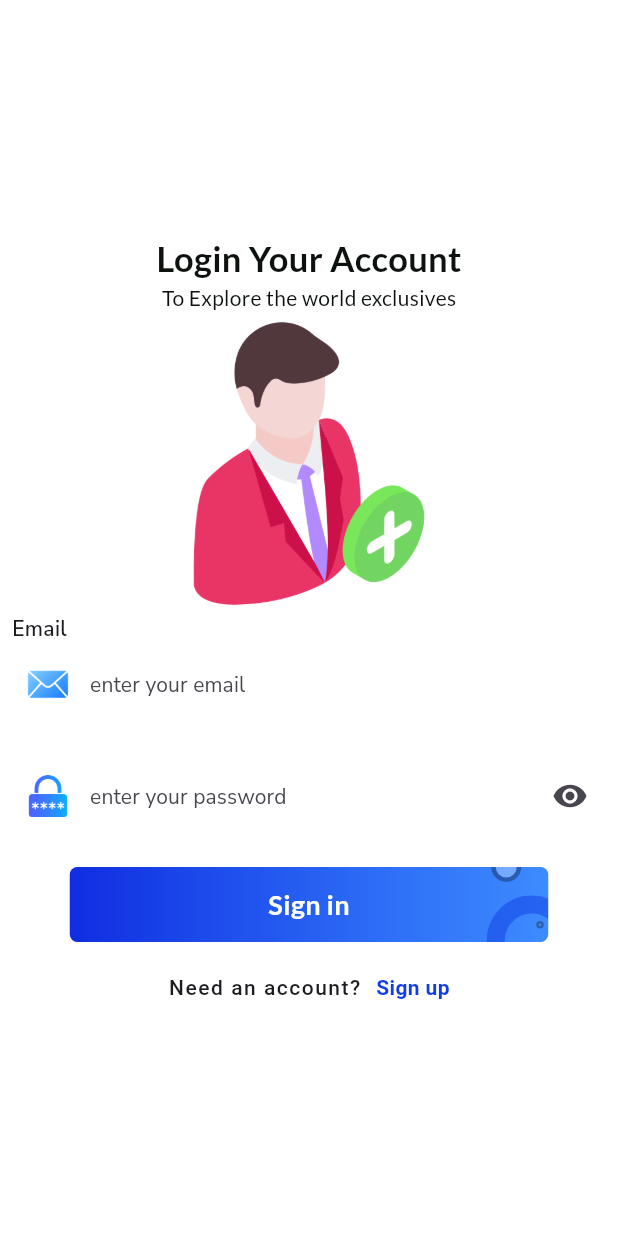
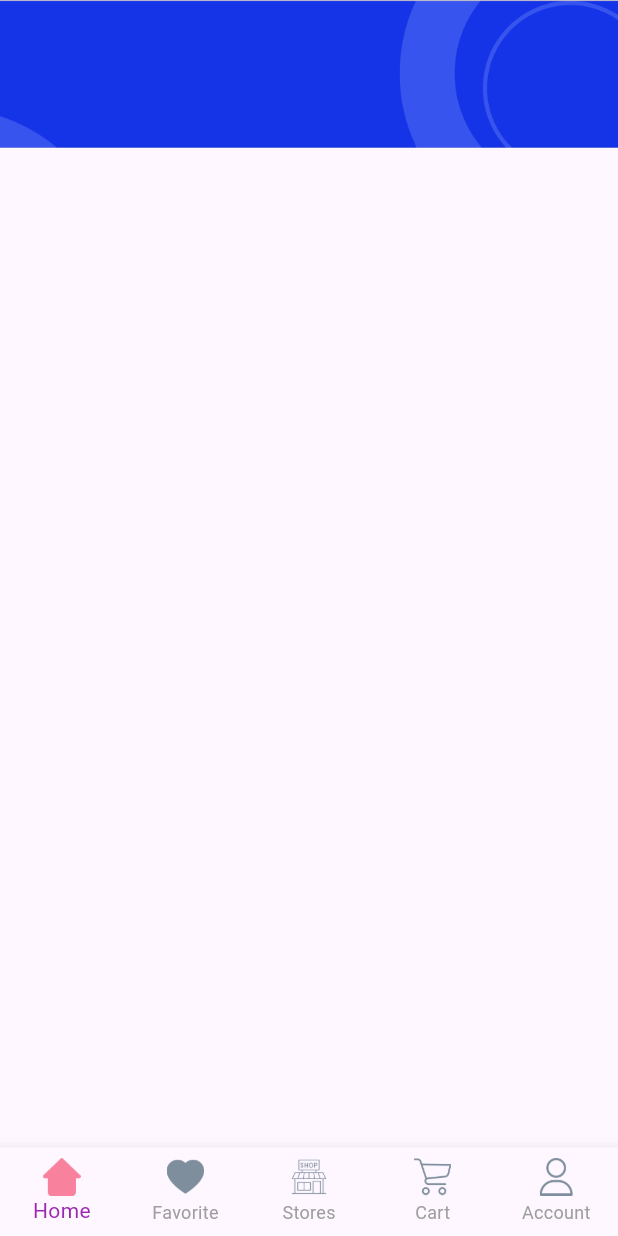
Before and after one commit to FuanjiaRyan/My-Store-App, a Flutter app: the screen it shows after launch, on a phone screen of 412 x 824 dp. Run offline on Flutter 3.47's test engine with Material 3 defaults, Android fonts, the phone set to English and light mode, and no system bars; our stand-ins replace cloud_firestore, firebase_auth, firebase_core, google_fonts; accounts and stored records are empty.

Commit message:
created new pages

```diff
--- a/lib/main.dart
+++ b/lib/main.dart
@@ -1,7 +1,11 @@
 import 'package:firebase_core/firebase_core.dart';
 import 'package:flutter/material.dart';
+import 'package:flutter/services.dart';
 import 'package:ryan_store_app/views/screens/authentication_screens/login_screen.dart';
+import 'package:ryan_store_app/views/screens/authentication_screens/register_screen.dart';
 import 'dart:io';
+
+import 'package:ryan_store_app/views/screens/main_screen.dart';
 
 Future<void> main() async {
   WidgetsFlutterBinding.ensureInitialized();
@@ -50,6 +54,7 @@ class MyApp extends StatelessWidget {
   // This widget is the root of your application.
   @override
   Widget build(BuildContext context) {
+    SystemChrome.setSystemUIOverlayStyle(const SystemUiOverlayStyle(statusBarColor: Colors.blueAccent));
     return MaterialApp(
       debugShowCheckedModeBanner: false,
       title: 'Flutter Demo',
@@ -71,7 +76,7 @@ class MyApp extends StatelessWidget {
         // tested with just a hot reload.
         colorScheme: ColorScheme.fromSeed(seedColor: Colors.deepPurple),
       ),
-      home: LoginScreen(),
+      home: MainScreen(),
     );
   }
 }
--- a/lib/views/screens/main_screen.dart
+++ b/lib/views/screens/main_screen.dart
@@ -1,12 +1,38 @@
 import 'package:flutter/material.dart';
+import 'package:ryan_store_app/views/screens/nav_screens/account_screen.dart';
+import 'package:ryan_store_app/views/screens/nav_screens/cart_screen.dart';
+import 'package:ryan_store_app/views/screens/nav_screens/favorite_screen.dart';
+import 'package:ryan_store_app/views/screens/nav_screens/home_screen.dart';
+import 'package:ryan_store_app/views/screens/nav_screens/stores_screen.dart';
 
-class MainScreen extends StatelessWidget {
-  const MainScreen({super.key});
+class MainScreen extends StatefulWidget {
+
+  @override
+  State<MainScreen> createState() => _MainScreenState();
+}
+
+class _MainScreenState extends State<MainScreen> {
+  int _pageIndex = 0;
+  final List<Widget> _pages = [
+    HomeScreen(),
+    FavoriteScreen(),
+    StoresScreen(),
+    CartScreen(),
+    AccountScreen(),
+  ];
 
   @override
   Widget build(BuildContext context) {
     return Scaffold(
       bottomNavigationBar: BottomNavigationBar(
+        selectedItemColor: Colors.purple,
+        unselectedItemColor: Colors.grey,
+        currentIndex: _pageIndex,
+        onTap: (value) {
+          setState(() {
+            _pageIndex = value;
+          });
+        },
         type: BottomNavigationBarType.fixed,
         items: [
           BottomNavigationBarItem(icon: Image.asset('assets/icons/home3.png', width: 25,), label: 'Home'),
@@ -14,9 +40,9 @@ class MainScreen extends StatelessWidget {
           BottomNavigationBarItem(icon: Image.asset('assets/icons/shop.png', width: 25,), label: 'Stores'),
           BottomNavigationBarItem(icon: Image.asset('assets/icons/shopping-cart1.png', width: 25,), label: 'Cart'),
           BottomNavigationBarItem(icon: Image.asset('assets/icons/user5.png', width: 25,), label: 'Account'),
-
         ],
       ),
+      body: _pages[_pageIndex],
     );
   }
 }
--- /dev/null
+++ b/lib/views/screens/nav_screens/home_screen.dart
@@ -0,0 +1,19 @@
+import 'package:flutter/material.dart';
+import 'package:ryan_store_app/views/screens/nav_screens/widgets/header_widget.dart';
+
+class HomeScreen extends StatelessWidget {
+  const HomeScreen({super.key});
+
+  @override
+  Widget build(BuildContext context) {
+    return Scaffold(
+      body: SingleChildScrollView(
+        child: Column(
+          children: [
+            HeaderWidget(),
+          ],
+        ),
+      ),
+    );
+  }
+}
--- /dev/null
+++ b/lib/views/screens/nav_screens/widgets/header_widget.dart
@@ -0,0 +1,18 @@
+import 'package:flutter/material.dart';
+
+class HeaderWidget extends StatelessWidget {
+  const HeaderWidget({super.key});
+
+  @override
+  Widget build(BuildContext context) {
+    return Container(
+      width: MediaQuery.of(context).size.width,
+      height: MediaQuery.of(context).size.height *0.20,
+      child: Stack(
+        children: [
+          Image.asset('assets/images/banner.png'),
+        ],
+      ),
+    );
+  }
+}
```
Also changed, not shown: lib/controllers/auth_controller.dart (+16 -2 lines), lib/views/screens/authentication_screens/login_screen.dart (+32 -3 lines), lib/views/screens/authentication_screens/register_screen.dart (+33 -5 lines), lib/views/screens/nav_screens/account_screen.dart (added, +14 -0 lines), lib/views/screens/nav_screens/cart_screen.dart (added, +14 -0 lines), lib/views/screens/nav_screens/favorite_screen.dart (added, +14 -0 lines), lib/views/screens/nav_screens/stores_screen.dart (added, +13 -0 lines), assets/images/banner.png (added).
